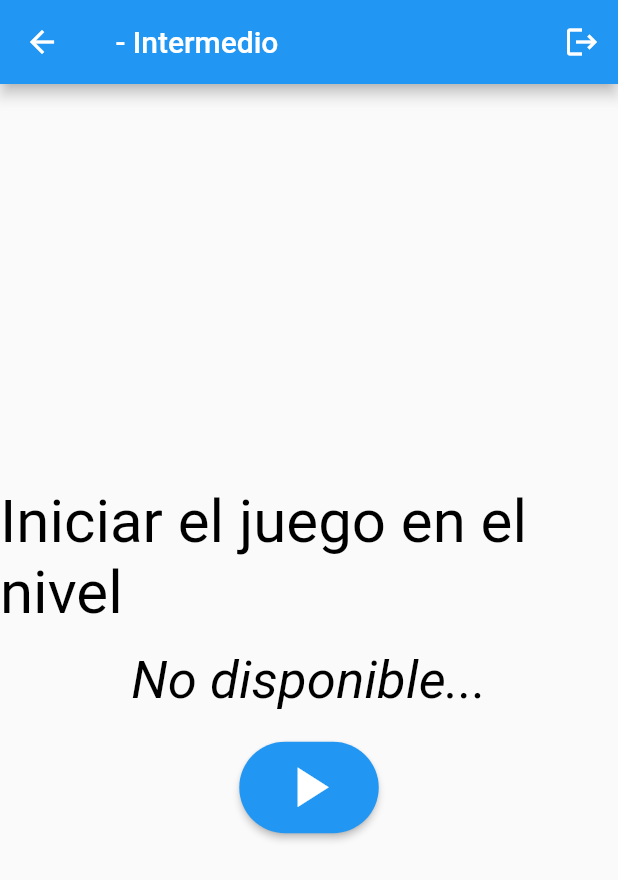
After one commit to LeoLizc/f_operation_project, a Flutter app: the Intermedio screen opened directly, on a phone screen of 412 x 824 dp. The commit adds this screen. Shown: the top 880 px of the screen. Run offline on Flutter 3.47's test engine with Material 2 defaults, Android fonts, the phone set to English and light mode, and no system bars; our stand-ins replace get, hive_flutter; accounts and stored records are empty; statements that could not run were skipped.

Commit message:
new intermediate page

```diff
--- a/lib/ui/controllers/auth_controller.dart
+++ b/lib/ui/controllers/auth_controller.dart
@@ -12,12 +12,6 @@ class AuthController extends GetxController {
   final RxBool _isAuthenticated = false.obs;
 
   bool get isAuthenticated => _isAuthenticated.value;
-
-  // @override
-  //   void onInit() {
-  //   super.onInit();
-  //   login();
-  // } Ver que pedo despues
 
   Future<bool> login(String username, String password) async {
     return _isAuthenticated.value =
--- a/lib/ui/controllers/game_controller.dart
+++ b/lib/ui/controllers/game_controller.dart
@@ -10,8 +10,10 @@ class GameController extends GetxController {
 
   final RxList<Operation> _operations = <Operation>[].obs;
   final RxInt _currentOperationIndex = 0.obs;
+  final RxInt _level = 0.obs;
   int _score = 0;
-  int level = 0;
+  int get level => _level.value;
+  set level(int value) => _level.value = value;
 
   Operation? get operation {
     if (_currentOperationIndex.value >= _operations.length) {
@@ -49,7 +51,7 @@ class GameController extends GetxController {
           difficultyLevel: level,
         ),
       );
-      startGame();
+      // startGame();
       // print(_currentOperationIndex.value);
       // print(_operations.length);
       return true;
--- a/lib/ui/pages/game/activity.dart
+++ b/lib/ui/pages/game/activity.dart
@@ -43,7 +43,11 @@ class ActivityPage extends StatelessWidget {
                 NumpadInput(
                   key: UniqueKey(),
                   onGoPressed: (p0) {
-                    controller.answer(int.parse(p0));
+                    controller.answer(int.parse(p0)).then((value) {
+                      if (value) {
+                        Get.back(closeOverlays: true);
+                      }
+                    });
                   },
                 ),
                 // const SizedBox(height: 2),
--- /dev/null
+++ b/lib/ui/pages/game/intermedio.dart
@@ -0,0 +1,87 @@
+import 'package:f_operation_project/ui/controllers/auth_controller.dart';
+import 'package:f_operation_project/ui/controllers/game_controller.dart';
+import 'package:flutter/material.dart';
+import 'package:get/get.dart';
+
+class Intermedio extends StatelessWidget {
+  Intermedio({Key? key}) : super(key: key);
+
+  final GameController gameController = Get.find();
+  final AuthController authController = Get.find();
+
+  @override
+  Widget build(BuildContext context) {
+    gameController.startGame();
+
+    return Scaffold(
+      appBar: AppBar(
+        // mostramos el nombre del usuario en el titulo
+        title: const Text(
+          ' - Intermedio',
+          style: TextStyle(
+            color: Colors.white,
+          ),
+        ),
+
+        actions: [
+          IconButton(
+            onPressed: () {
+              authController.logout();
+            },
+            icon: const Icon(Icons.logout),
+          ),
+        ],
+      ),
+      body: Center(
+        child: Column(
+          mainAxisAlignment: MainAxisAlignment.center,
+          children: [
+            const Text(
+              'Iniciar el juego en el nivel ',
+              style: TextStyle(
+                color: Colors.black,
+                fontSize: 40,
+              ),
+            ),
+            const SizedBox(
+              height: 15,
+            ),
+            Obx(
+              () => Text(
+                gameController.level == 0
+                    ? 'No disponible...'
+                    : gameController.level.toString(),
+                style: const TextStyle(
+                  color: Colors.black,
+                  fontSize: 35,
+                  fontStyle: FontStyle.italic,
+                ),
+              ),
+            ),
+            const SizedBox(
+              height: 20,
+            ),
+            ElevatedButton(
+                onPressed: () {
+                  Get.toNamed('/game');
+                },
+                style: ButtonStyle(
+                  backgroundColor: MaterialStateProperty.all(Colors.blue),
+                  shape: MaterialStateProperty.all(
+                    RoundedRectangleBorder(
+                      borderRadius: BorderRadius.circular(300.0),
+                      // side: BorderSide(width: 2, color: Colors.black),
+                    ),
+                  ),
+                  iconSize: MaterialStateProperty.all(45.0),
+                ),
+                child: const Padding(
+                  padding: EdgeInsets.all(8.0),
+                  child: Icon(Icons.play_arrow),
+                ))
+          ],
+        ),
+      ),
+    );
+  }
+}
```
Also changed, not shown: lib/domain/use_cases/authentication_usecase.dart (+8 -1 lines), lib/main.dart (+36 -6 lines).
